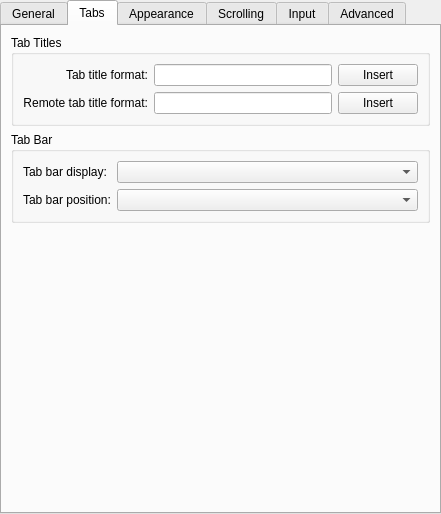
First picture: the form in src/EditProfileDialog.ui, repository KDE/konsole, before the edit.
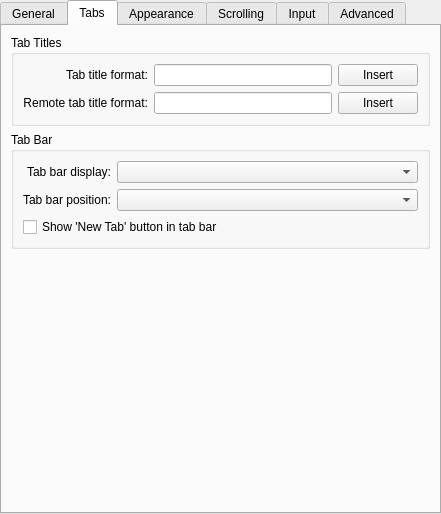
Second picture: the form after the edit. The open tabs and pages were chosen to show the change. Custom widgets are drawn as their Qt base class.

Commit message: * Add option to show new tab button with delayed popup menu on tab bar.   Go to Settings -> Edit Current Profile -> Tabs page and tick "Show 'New tab' button in tab bar"

Diff of the .ui file:
```diff
--- a/src/EditProfileDialog.ui
+++ b/src/EditProfileDialog.ui
@@ -246,7 +246,7 @@
         <x>0</x>
         <y>0</y>
         <width>429</width>
-        <height>491</height>
+        <height>476</height>
        </rect>
       </property>
       <attribute name="title" >
@@ -333,6 +333,9 @@
             <property name="text" >
              <string>Tab bar display:</string>
             </property>
+            <property name="alignment" >
+             <set>Qt::AlignRight|Qt::AlignTrailing|Qt::AlignVCenter</set>
+            </property>
            </widget>
           </item>
           <item row="1" column="1" >
@@ -353,6 +356,9 @@
             <property name="text" >
              <string>Tab bar position:</string>
             </property>
+            <property name="alignment" >
+             <set>Qt::AlignRight|Qt::AlignTrailing|Qt::AlignVCenter</set>
+            </property>
            </widget>
           </item>
           <item row="2" column="1" >
@@ -365,6 +371,13 @@
             </property>
            </widget>
           </item>
+          <item row="3" column="0" colspan="2" >
+           <widget class="QCheckBox" name="newTabButton" >
+            <property name="text" >
+             <string>Show 'New Tab' button in tab bar</string>
+            </property>
+           </widget>
+          </item>
          </layout>
         </widget>
        </item>
```
Left out of the diff: 9 changed lines with no effect on the pictures. The commit also changes 14 other files.
